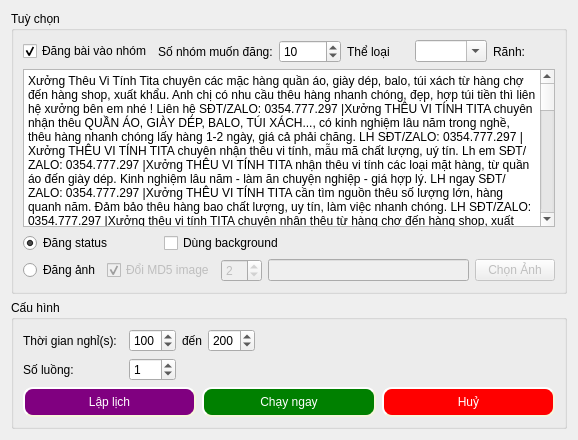
This is views/ui/dialog/post.ui in wolfwarriorvn/FacebookScrape as Qt 5 draws it before an edit. The edited form follows.
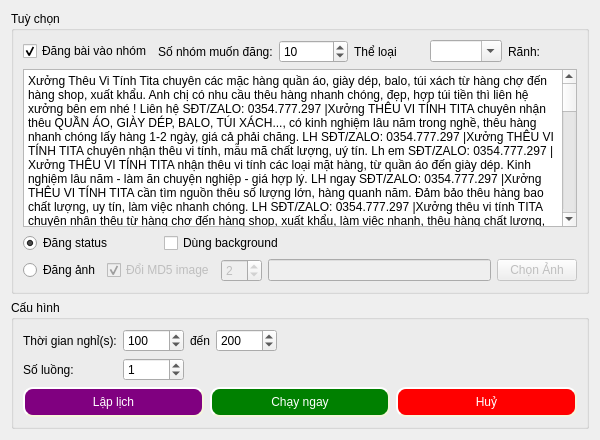
This is the edited form.

```diff
--- a/views/ui/dialog/post.ui
+++ b/views/ui/dialog/post.ui
@@ -220,7 +220,7 @@
            </size>
           </property>
           <property name="maximum">
-           <number>999</number>
+           <number>99999</number>
           </property>
           <property name="singleStep">
            <number>10</number>
@@ -252,7 +252,7 @@
            </size>
           </property>
           <property name="maximum">
-           <number>999</number>
+           <number>99999</number>
           </property>
           <property name="singleStep">
            <number>10</number>
```
